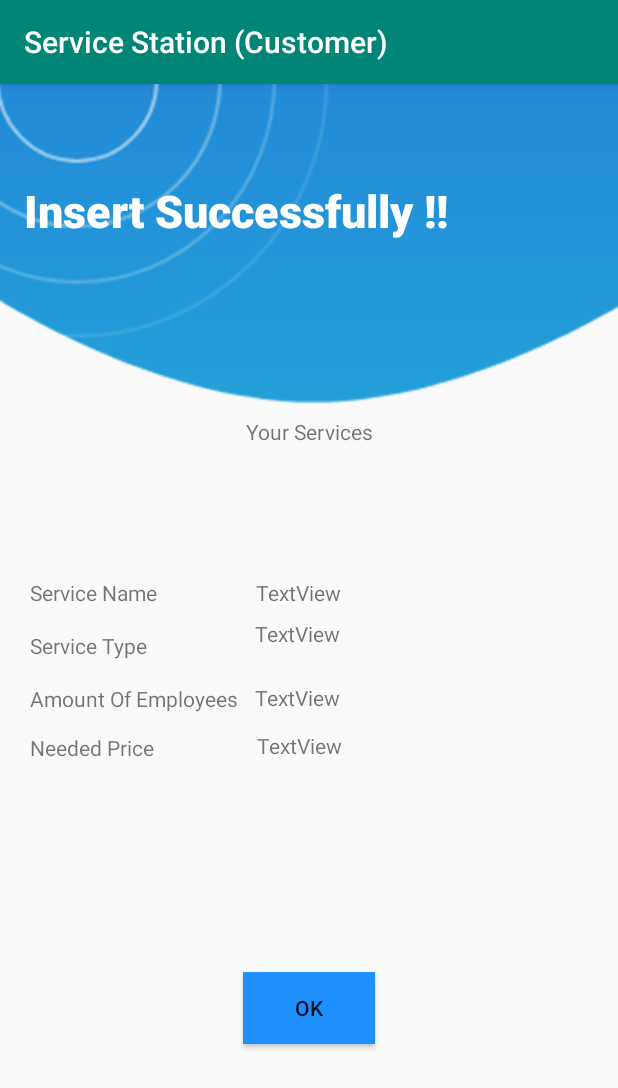
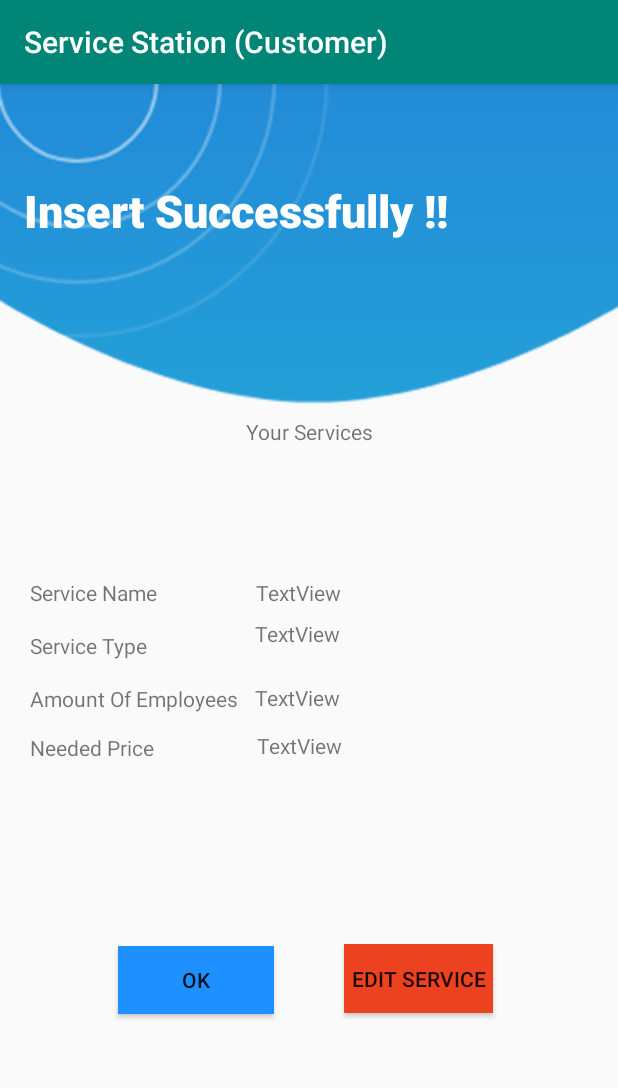
Before and after one commit to The-Alpha-x/MAD-vehicle-station-app, an Android app: the InsertSuccessFully screen opened directly, with no data from a screen before it, on a phone screen of 412 x 824 dp. Shown: the top 1088 px of the screen. Run offline under Robolectric (Android 15) with nearby library versions, the phone set to English and light mode, and no system bars.

Commit message:
edit activities

```diff
--- a/app/src/main/java/com/example/servicestationcustomer/InsertSuccessFully.java
+++ b/app/src/main/java/com/example/servicestationcustomer/InsertSuccessFully.java
@@ -1,7 +1,9 @@
 package com.example.servicestationcustomer;
 
+import android.content.Intent;
 import android.support.v7.app.AppCompatActivity;
 import android.os.Bundle;
+import android.view.View;
 
 public class InsertSuccessFully extends AppCompatActivity {
 
@@ -10,4 +12,8 @@ public class InsertSuccessFully extends AppCompatActivity {
         super.onCreate(savedInstanceState);
         setContentView(R.layout.activity_insert_success_fully);
     }
+    public void onButtonClick(View v){
+        Intent myIntent = new Intent(getBaseContext(), AddService.class);
+        startActivity(myIntent);
+    }
 }
--- a/app/src/main/res/layout/activity_dashboard.xml
+++ b/app/src/main/res/layout/activity_dashboard.xml
@@ -36,20 +36,22 @@
         android:layout_width="wrap_content"
         android:layout_height="wrap_content"
         android:layout_marginStart="8dp"
+        android:layout_marginTop="169dp"
         android:layout_marginEnd="8dp"
         android:text="@string/AddServicebtn"
         app:layout_constraintEnd_toStartOf="@+id/button9"
         app:layout_constraintStart_toStartOf="parent"
-        tools:layout_editor_absoluteY="295dp" />
+        app:layout_constraintTop_toBottomOf="@+id/imageView" />
 
     <Button
         android:id="@+id/button9"
         android:layout_width="wrap_content"
         android:layout_height="wrap_content"
+        android:layout_marginTop="203dp"
         android:layout_marginEnd="80dp"
         android:text="@string/AddItemBtn"
         app:layout_constraintEnd_toEndOf="parent"
-        tools:layout_editor_absoluteY="295dp" />
+        app:layout_constraintTop_toBottomOf="@+id/textView19" />
 
     <Button
         android:id="@+id/button10"
--- a/app/src/main/res/layout/activity_insert_success_fully.xml
+++ b/app/src/main/res/layout/activity_insert_success_fully.xml
@@ -124,15 +124,30 @@
 
     <Button
         android:id="@+id/signup"
-        android:layout_width="wrap_content"
-        android:layout_height="wrap_content"
+        android:layout_width="104dp"
+        android:layout_height="45dp"
         android:layout_marginTop="124dp"
         android:layout_marginBottom="111dp"
+        android:background="#1e90ff"
         android:text="@string/OKBUTTON"
         app:layout_constraintBottom_toBottomOf="parent"
         app:layout_constraintEnd_toEndOf="parent"
-        android:background="#1e90ff"
+        app:layout_constraintHorizontal_bias="0.256"
         app:layout_constraintStart_toStartOf="parent"
-        app:layout_constraintTop_toBottomOf="@+id/textView18" />
+        app:layout_constraintTop_toBottomOf="@+id/textView18"
+        app:layout_constraintVertical_bias="0.0" />
+
+    <Button
+        android:id="@+id/button3"
+        android:layout_width="99dp"
+        android:layout_height="46dp"
+        android:layout_marginStart="57dp"
+        android:layout_marginTop="144dp"
+        android:layout_marginEnd="94dp"
+        android:background="#EC421F"
+        android:text="@string/Updatebtn"
+        app:layout_constraintEnd_toEndOf="parent"
+        app:layout_constraintStart_toEndOf="@+id/signup"
+        app:layout_constraintTop_toBottomOf="@+id/textView13" />
 
 </android.support.constraint.ConstraintLayout>
--- a/app/src/main/res/values/strings.xml
+++ b/app/src/main/res/values/strings.xml
@@ -48,6 +48,7 @@
     <string name="DashboardText">DASHBOARD</string>
     <string name="AddServicebtn">Add Service</string>
     <string name="AddItemBtn">Add Item</string>
+    <string name="Updatebtn">Edit Service</string>
 
 
 </resources>
```
